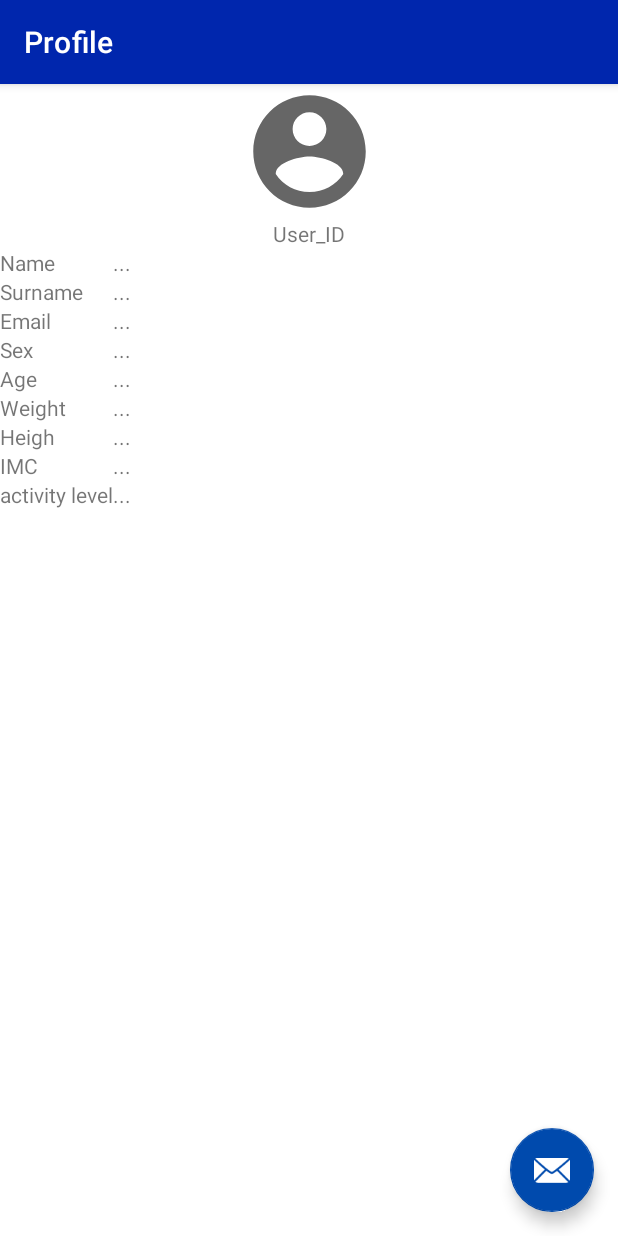
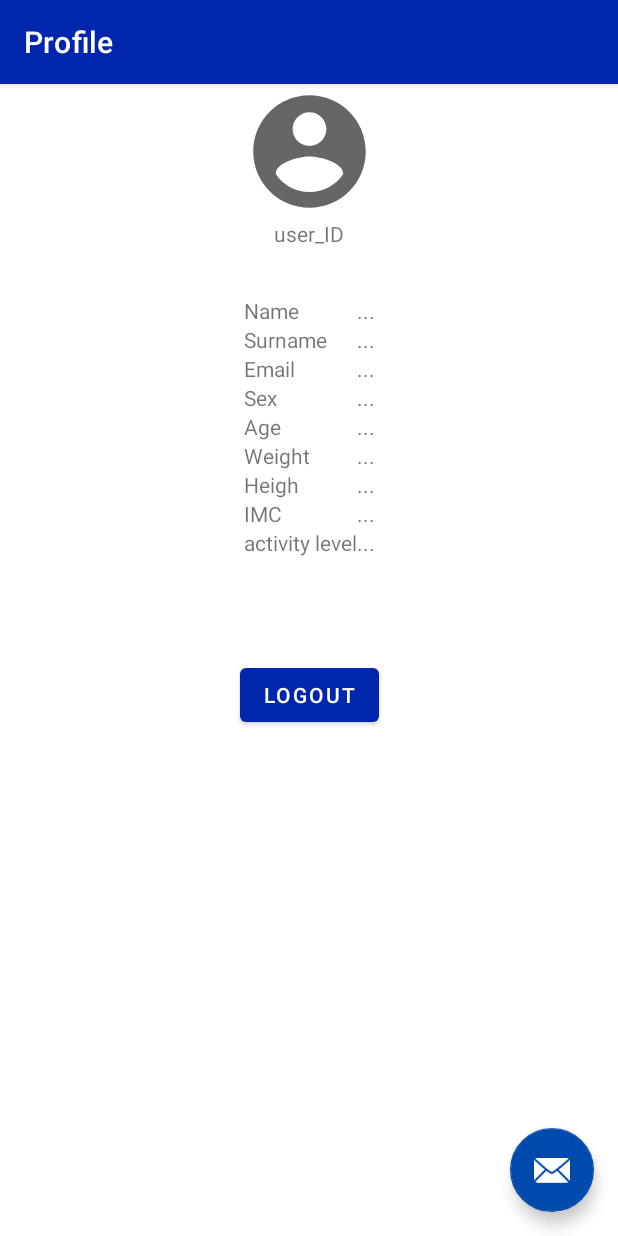
Before and after one commit to GioRigamonti/MyFITapp, an Android app: the Profile screen opened directly, with no data from a screen before it, on a phone screen of 412 x 824 dp. Run offline under Robolectric (Android 15) with nearby library versions, the light colour scheme and no system bars.

Commit message:
Update content_profile.xml

```diff
--- a/MyFITapp/app/src/main/res/layout/content_profile.xml
+++ b/MyFITapp/app/src/main/res/layout/content_profile.xml
@@ -1,6 +1,7 @@
 <?xml version="1.0" encoding="utf-8"?>
 <androidx.constraintlayout.widget.ConstraintLayout xmlns:android="http://schemas.android.com/apk/res/android"
     xmlns:app="http://schemas.android.com/apk/res-auto"
+    xmlns:tools="http://schemas.android.com/tools"
     android:layout_width="match_parent"
     android:layout_height="match_parent"
     app:layout_behavior="@string/appbar_scrolling_view_behavior">
@@ -18,14 +19,16 @@
         android:id="@+id/user_ID"
         android:layout_width="wrap_content"
         android:layout_height="wrap_content"
-        android:text="@string/user_ID"
+        android:text="user_ID"
         app:layout_constraintEnd_toEndOf="parent"
         app:layout_constraintStart_toStartOf="parent"
         app:layout_constraintTop_toBottomOf="@+id/user_image" />
 
     <TableLayout
-        android:layout_width="match_parent"
+        android:id="@+id/tableLayout2"
+        android:layout_width="wrap_content"
         android:layout_height="wrap_content"
+        android:layout_marginTop="32dp"
         app:layout_constraintEnd_toEndOf="parent"
         app:layout_constraintStart_toStartOf="parent"
         app:layout_constraintTop_toBottomOf="@+id/user_ID">
@@ -42,8 +45,9 @@
                 android:text="@string/name" />
 
             <Space
-                android:layout_width="match_parent"
-                android:layout_height="wrap_content" />
+                android:layout_width="wrap_content"
+                android:layout_height="wrap_content"
+                android:layout_weight="50" />
 
             <TextView
                 android:id="@+id/user_name"
@@ -62,10 +66,11 @@
                 android:id="@+id/surname"
                 android:layout_width="match_parent"
                 android:layout_height="wrap_content"
+                android:layout_weight="50"
                 android:text="@string/surname" />
 
             <Space
-                android:layout_width="match_parent"
+                android:layout_width="wrap_content"
                 android:layout_height="wrap_content" />
 
             <TextView
@@ -77,19 +82,20 @@
         </TableRow>
 
         <TableRow
-            android:id="@+id/name_email"
+            android:id="@+id/email_row"
             android:layout_width="match_parent"
             android:layout_height="match_parent">
 
             <TextView
-                android:id="@+id/user_email"
+                android:id="@+id/email"
                 android:layout_width="match_parent"
                 android:layout_height="wrap_content"
                 android:text="@string/prompt_email" />
 
             <Space
                 android:layout_width="match_parent"
-                android:layout_height="wrap_content" />
+                android:layout_height="wrap_content"
+                android:layout_weight="50" />
 
             <TextView
                 android:id="@+id/user_email"
@@ -112,7 +118,8 @@
 
             <Space
                 android:layout_width="match_parent"
-                android:layout_height="wrap_content" />
+                android:layout_height="wrap_content"
+                android:layout_weight="50" />
 
             <TextView
                 android:id="@+id/user_sex"
@@ -131,6 +138,7 @@
                 android:id="@+id/age"
                 android:layout_width="match_parent"
                 android:layout_height="wrap_content"
+                android:layout_weight="50"
                 android:text="@string/age" />
 
             <Space
@@ -181,7 +189,8 @@
 
             <Space
                 android:layout_width="match_parent"
-                android:layout_height="wrap_content" />
+                android:layout_height="wrap_content"
+                android:layout_weight="50" />
 
             <TextView
                 android:id="@+id/user_heigh"
@@ -227,7 +236,8 @@
 
             <Space
                 android:layout_width="match_parent"
-                android:layout_height="wrap_content" />
+                android:layout_height="wrap_content"
+                android:layout_weight="50" />
 
             <TextView
                 android:id="@+id/user_activityLevel"
@@ -238,4 +248,15 @@
         </TableRow>
 
     </TableLayout>
+
+    <Button
+        android:id="@+id/button_logout"
+        android:layout_width="wrap_content"
+        android:layout_height="wrap_content"
+        android:layout_marginTop="68dp"
+        android:text="@string/logout"
+        app:layout_constraintEnd_toEndOf="parent"
+        app:layout_constraintStart_toStartOf="parent"
+        app:layout_constraintTop_toBottomOf="@+id/tableLayout2" />
+
 </androidx.constraintlayout.widget.ConstraintLayout>
```
